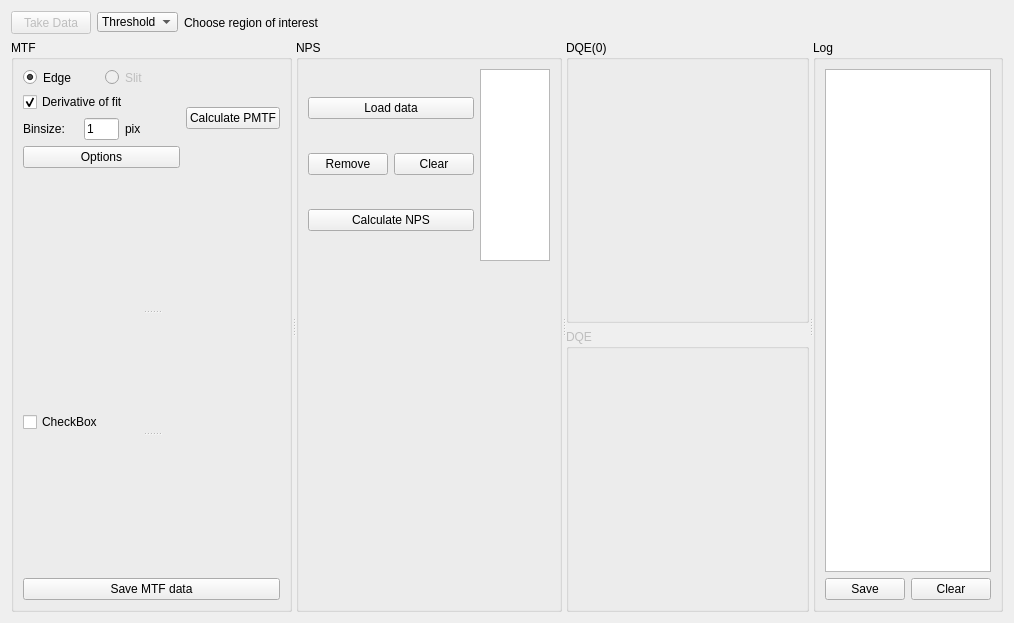
The window that SpidrMpx3Eq/qcstmdqe.ui (navrit/dexter) describes before a commit, drawn with Qt 5.
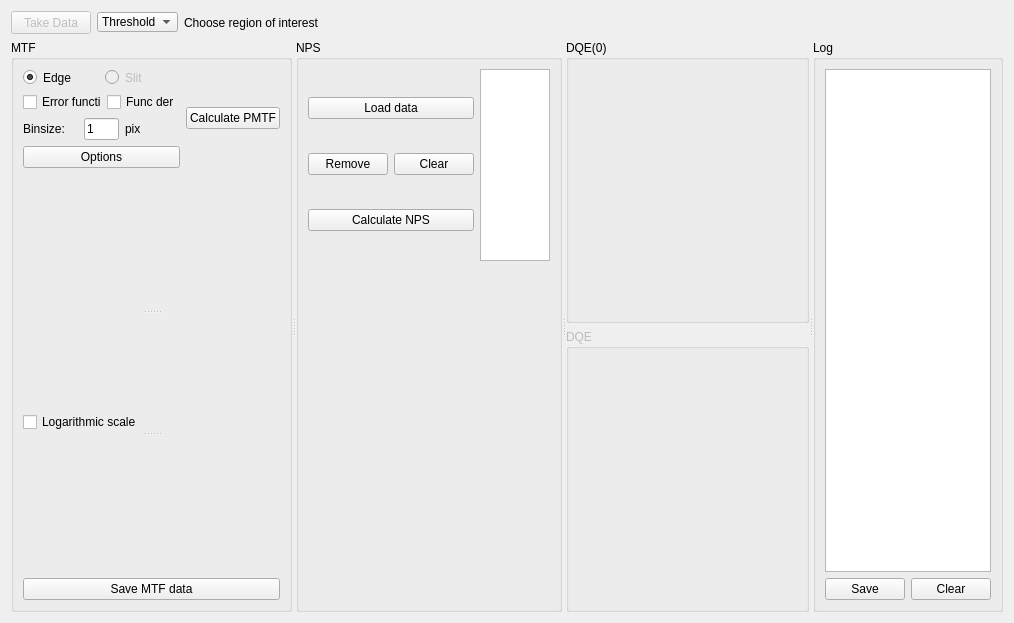
The same window after the commit. Custom widgets are drawn as their Qt base class.

Patch:
```diff
--- a/SpidrMpx3Eq/qcstmdqe.ui
+++ b/SpidrMpx3Eq/qcstmdqe.ui
@@ -122,12 +122,12 @@
       <property name="title">
        <string>MTF</string>
       </property>
+      <layout class="QVBoxLayout" name="verticalLayout_9">
+       <item>
+        <layout class="QHBoxLayout" name="horizontalLayout_8">
+         <item>
       <layout class="QVBoxLayout" name="verticalLayout_8">
        <item>
-        <layout class="QHBoxLayout" name="horizontalLayout_3">
-         <item>
-          <layout class="QVBoxLayout" name="verticalLayout_10">
-           <item>
             <layout class="QHBoxLayout" name="horizontalLayout">
              <item>
               <widget class="QRadioButton" name="radioButton">
@@ -164,14 +164,25 @@
             </layout>
            </item>
            <item>
+            <layout class="QHBoxLayout" name="horizontalLayout_3">
+             <item>
+              <widget class="QCheckBox" name="errorFuncCheckBox">
+               <property name="text">
+                <string>Error function</string>
+               </property>
+              </widget>
+             </item>
+             <item>
             <widget class="QCheckBox" name="derivCheckBox">
              <property name="text">
-              <string>Derivative of fit</string>
+                <string>Func der</string>
              </property>
              <property name="checked">
-              <bool>true</bool>
-             </property>
-            </widget>
+                <bool>false</bool>
+               </property>
+              </widget>
+             </item>
+            </layout>
            </item>
            <item>
             <layout class="QHBoxLayout" name="horizontalLayout_5">
@@ -236,7 +247,7 @@
            <item>
             <widget class="QCheckBox" name="logScaleCheckBox">
              <property name="text">
-              <string>CheckBox</string>
+              <string>Logarithmic scale</string>
              </property>
             </widget>
            </item>
```
Lines whose indentation alone changed are shown as unchanged.
